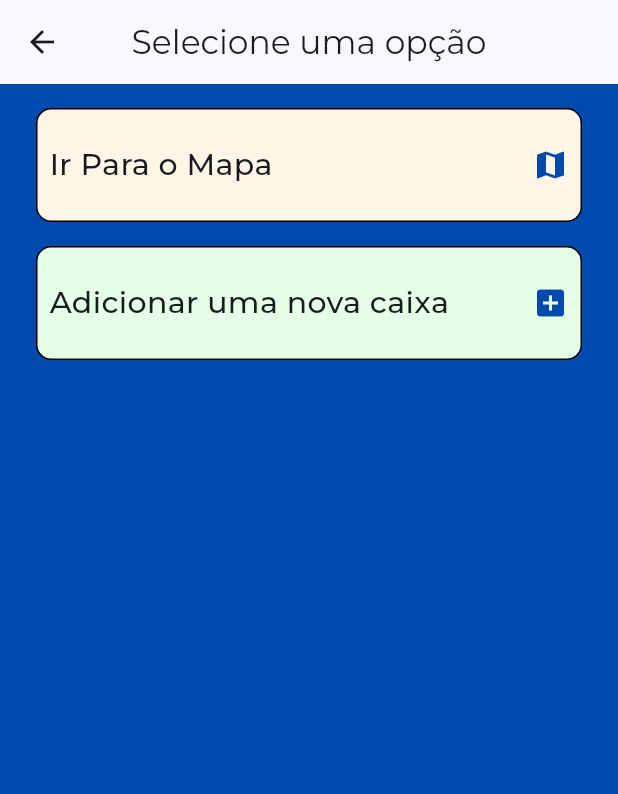
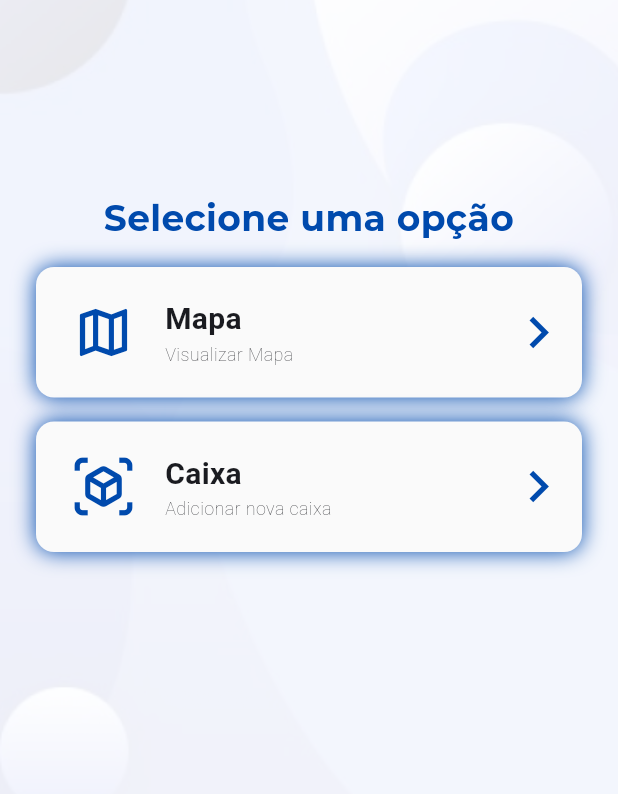
Before and after one commit to ViniR-RB/hello_multlan, a Flutter app: the BoxHub screen opened by its route, on a phone screen of 412 x 824 dp. Shown: the top 794 px of the screen. Run offline on Flutter 3.47's test engine with Material 3 defaults, Android fonts, the phone set to English and light mode, and no system bars; our stand-ins replace dio, firebase_core, flutter_map, flutter_modular, geocoding, geolocator and 6 more; missing offline and left inert: flutter_map_location_marker, validatorless; accounts and stored records are empty; network calls fail; statements that could not run were skipped; project files that could hold a hidden picture were left out.

Commit message:
refactor(box): redesigner box hub page

```diff
--- a/lib/app/modules/box/pages/box_hub.dart
+++ b/lib/app/modules/box/pages/box_hub.dart
@@ -1,5 +1,8 @@
 import 'package:flutter/material.dart';
+import 'package:flutter/services.dart';
 import 'package:flutter_modular/flutter_modular.dart';
+import 'package:hellomultlan/app/core/theme/app_colors.dart';
+import 'package:hellomultlan/app/core/widgets/custom_scaffold_foregroud.dart';
 import 'package:hellomultlan/app/modules/box/widgets/card_item.dart';
 
 class BoxHub extends StatelessWidget {
@@ -7,24 +10,34 @@ class BoxHub extends StatelessWidget {
 
   @override
   Widget build(BuildContext context) {
-    return Scaffold(
-        appBar: AppBar(
-          title: const Text('Selecione uma opção'),
-        ),
-        body: ListView(
+    SystemChrome.setSystemUIOverlayStyle(const SystemUiOverlayStyle(
+      statusBarIconBrightness: Brightness.dark, // Ícones de status em branco
+      statusBarColor: Colors.transparent, // Fundo transparente
+    ));
+    return CustomScaffoldForegroud(
+        child: ListView(
       padding: const EdgeInsets.symmetric(horizontal: 24),
       children: [
-            CardItem(
-              label: "Ir Para o Mapa",
-              onTap: () => Modular.to.pushNamed("/box/map"),
-              iconSuffix: Icons.map,
-              color: const Color(0xffFFF6E7),
+        const SizedBox(height: 128),
+        Text(
+          "Selecione uma opção",
+          textAlign: TextAlign.center,
+          style: TextStyle(
+              color: AppColors.primaryColor,
+              fontSize: 24,
+              fontWeight: FontWeight.w800),
         ),
         CardItem(
-              label: "Adicionar uma nova caixa",
+          label: "Mapa",
+          subTitle: "Visualizar Mapa",
+          onTap: () => Modular.to.pushNamed("/box/map"),
+          iconSuffix: Icons.map_outlined,
+        ),
+        CardItem(
+          label: "Caixa",
+          subTitle: "Adicionar nova caixa",
           onTap: () => Modular.to.pushNamed("/box/form"),
-              iconSuffix: Icons.add_box,
-              color: const Color(0xffE5FFE6),
+          iconSuffix: Icons.view_in_ar_outlined,
         ),
       ],
     ));
--- a/lib/app/modules/box/widgets/card_item.dart
+++ b/lib/app/modules/box/widgets/card_item.dart
@@ -1,16 +1,19 @@
 import 'package:flutter/material.dart';
+import 'package:hellomultlan/app/core/theme/app_colors.dart';
+import 'package:hellomultlan/app/core/theme/app_theme.dart';
 
 class CardItem extends StatelessWidget {
   final String label;
+  final String subTitle;
   final IconData iconSuffix;
-  final Color color;
+
   final void Function()? onTap;
   const CardItem({
     super.key,
     required this.label,
+    required this.subTitle,
     required this.iconSuffix,
     required this.onTap,
-    required this.color,
   });
 
   @override
@@ -21,15 +24,11 @@ class CardItem extends StatelessWidget {
       child: Container(
         width: MediaQuery.sizeOf(context).width,
         margin: const EdgeInsets.only(top: 16),
-        height: 76,
+        height: 87,
         decoration: BoxDecoration(
-          color: color,
-          borderRadius: BorderRadius.circular(10),
-          border: Border.all(
-            color: Colors.black,
-            width: 1,
-          ),
-        ),
+            color: AppColors.cardColor,
+            borderRadius: BorderRadius.circular(12),
+            boxShadow: [AppTheme.boxShadowDefault]),
         child: Padding(
           padding: const EdgeInsets.all(8.0),
           child: Column(
@@ -38,14 +37,33 @@ class CardItem extends StatelessWidget {
             mainAxisAlignment: MainAxisAlignment.center,
             children: [
               Row(
-                mainAxisAlignment: MainAxisAlignment.spaceBetween,
                 children: [
-                  Text(
-                    label,
+                  const SizedBox(
+                    width: 16,
+                  ),
+                  Icon(
+                    iconSuffix,
+                    size: 42,
+                  ),
+                  const SizedBox(
+                    width: 20,
+                  ),
+                  Text.rich(TextSpan(
+                    text: "$label\n",
+                    children: [
+                      TextSpan(
+                          text: subTitle,
+                          style: const TextStyle(
+                              fontSize: 12, fontWeight: FontWeight.w200))
+                    ],
                     style: const TextStyle(
-                        fontSize: 20, fontWeight: FontWeight.w500),
+                        fontSize: 20, fontWeight: FontWeight.w600),
+                  )),
+                  const Spacer(),
+                  const Icon(
+                    Icons.chevron_right,
+                    size: 42,
                   ),
-                  Icon(iconSuffix),
                 ],
               )
             ],
```
Lines whose indentation alone changed are shown as unchanged.
